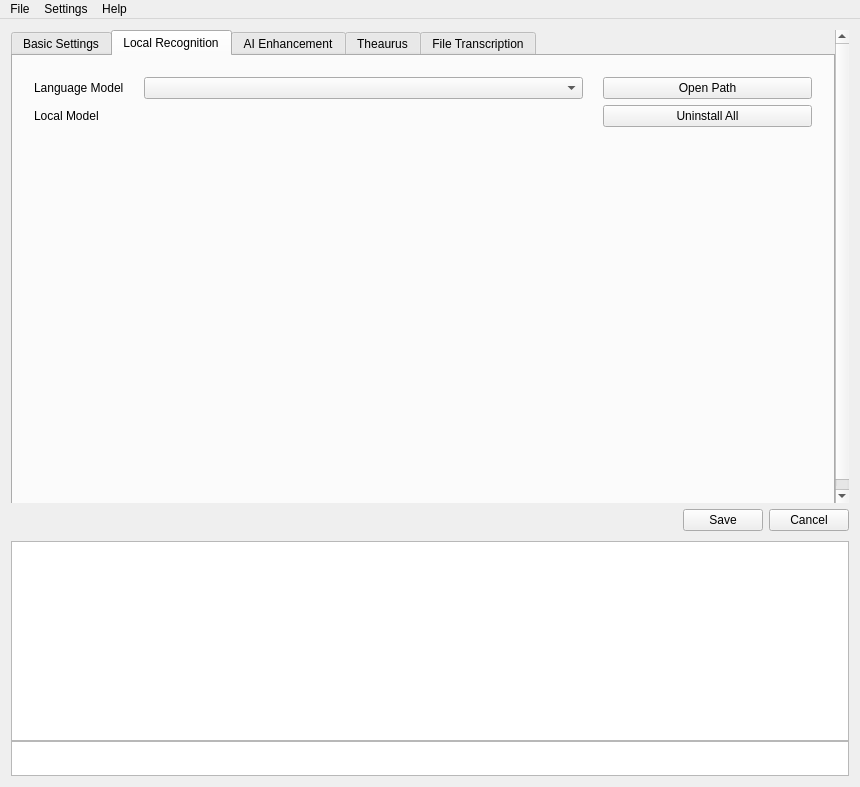
Above: src/MainWin.ui from Zeuear/IME_Audio before the change. Below: the same form after it.
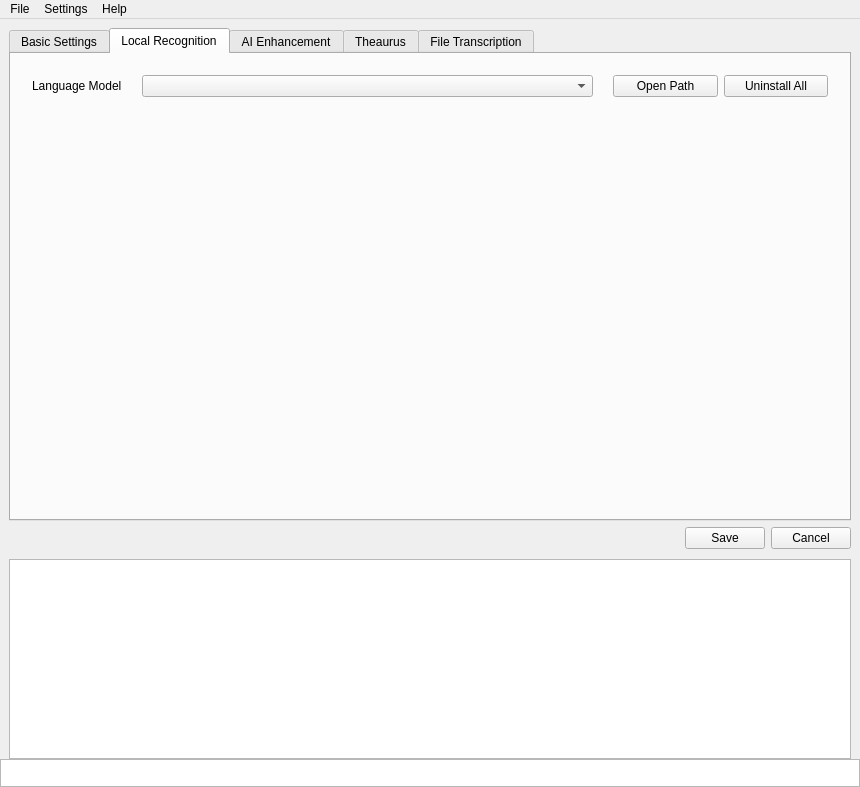
That is the form after the change. Icons and pictures are not drawn. Custom widgets are drawn as their Qt base class.

```diff
--- a/src/MainWin.ui
+++ b/src/MainWin.ui
@@ -33,11 +33,35 @@
   </property>
   <widget class="QWidget" name="centralWidget">
    <layout class="QVBoxLayout" name="verticalLayout">
+    <property name="leftMargin">
+     <number>0</number>
+    </property>
+    <property name="topMargin">
+     <number>9</number>
+    </property>
+    <property name="rightMargin">
+     <number>0</number>
+    </property>
+    <property name="bottomMargin">
+     <number>0</number>
+    </property>
     <property name="spacing">
      <number>0</number>
     </property>
     <item>
      <layout class="QVBoxLayout" name="verticalLayout_2">
+      <property name="leftMargin">
+       <number>9</number>
+      </property>
+      <property name="topMargin">
+       <number>0</number>
+      </property>
+      <property name="rightMargin">
+       <number>9</number>
+      </property>
+      <property name="bottomMargin">
+       <number>0</number>
+      </property>
       <item>
        <widget class="QScrollArea" name="settingsScrollArea">
         <property name="widgetResizable">
@@ -609,51 +633,29 @@
                 </property>
                </widget>
               </item>
-              <item row="2" column="0">
-               <widget class="QLabel" name="label_8">
-                <property name="maximumSize">
-                 <size>
-                  <width>16777215</width>
-                  <height>16777215</height>
-                 </size>
-                </property>
-                <property name="text">
-                 <string>Local Model</string>
-                </property>
-                <property name="alignment">
-                 <set>Qt::AlignmentFlag::AlignLeading|Qt::AlignmentFlag::AlignLeft|Qt::AlignmentFlag::AlignVCenter</set>
-                </property>
-               </widget>
-              </item>
-              <item row="2" column="1" colspan="2">
-               <spacer name="local_model_spacer">
-                <property name="orientation">
-                 <enum>Qt::Orientation::Horizontal</enum>
-                </property>
-                <property name="sizeHint" stdset="0">
-                 <size>
-                  <width>40</width>
-                  <height>20</height>
-                 </size>
-                </property>
-               </spacer>
-              </item>
-              <item row="3" column="0" colspan="4">
+              <item row="2" column="0" colspan="4">
                <widget class="ModelListWidget" name="model_list_widget" native="true"/>
               </item>
               <item row="1" column="3">
-               <widget class="QPushButton" name="open_path_btn">
-                <property name="text">
-                 <string>Open Path</string>
+               <layout class="QHBoxLayout" name="model_path_buttons_layout">
+                <property name="spacing">
+                 <number>6</number>
                 </property>
-               </widget>
-              </item>
-              <item row="2" column="3">
-               <widget class="QPushButton" name="uninstall_sherpa_btn">
-                <property name="text">
-                 <string>Uninstall All</string>
-                </property>
-               </widget>
+                <item>
+                 <widget class="QPushButton" name="open_path_btn">
+                  <property name="text">
+                   <string>Open Path</string>
+                  </property>
+                 </widget>
+                </item>
+                <item>
+                 <widget class="QPushButton" name="uninstall_sherpa_btn">
+                  <property name="text">
+                   <string>Uninstall All</string>
+                  </property>
+                 </widget>
+                </item>
+               </layout>
               </item>
               <item row="1" column="1" colspan="2">
                <widget class="SearchableComboBox" name="language_comb">
@@ -1036,6 +1038,18 @@
     </item>
     <item>
      <layout class="QHBoxLayout" name="horizontalLayout_4">
+      <property name="leftMargin">
+       <number>9</number>
+      </property>
+      <property name="topMargin">
+       <number>0</number>
+      </property>
+      <property name="rightMargin">
+       <number>9</number>
+      </property>
+      <property name="bottomMargin">
+       <number>0</number>
+      </property>
       <property name="sizeConstraint">
        <enum>QLayout::SizeConstraint::SetMaximumSize</enum>
       </property>
@@ -1131,6 +1145,18 @@
     </item>
     <item>
      <layout class="QHBoxLayout" name="horizontalLayout_2">
+      <property name="leftMargin">
+       <number>0</number>
+      </property>
+      <property name="topMargin">
+       <number>0</number>
+      </property>
+      <property name="rightMargin">
+       <number>0</number>
+      </property>
+      <property name="bottomMargin">
+       <number>0</number>
+      </property>
       <item>
        <widget class="NavListWidget" name="nav_list_widget">
         <property name="sizePolicy">
@@ -1148,7 +1174,7 @@
         <property name="maximumSize">
          <size>
           <width>16777215</width>
-          <height>35</height>
+          <height>28</height>
          </size>
         </property>
        </widget>
```
